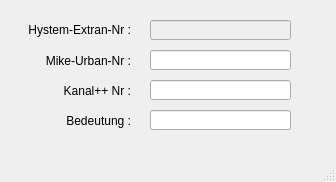
Old version of the form templates/simulationsstatus.ui in the repository hoettges/QKan.
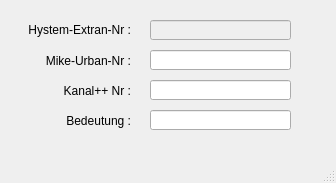
New version of the form.

The edit to the form file:
```diff
--- a/templates/simulationsstatus.ui
+++ b/templates/simulationsstatus.ui
@@ -7,7 +7,7 @@
     <x>0</x>
     <y>0</y>
     <width>336</width>
-    <height>182</height>
+    <height>183</height>
    </rect>
   </property>
   <property name="windowTitle">
```
